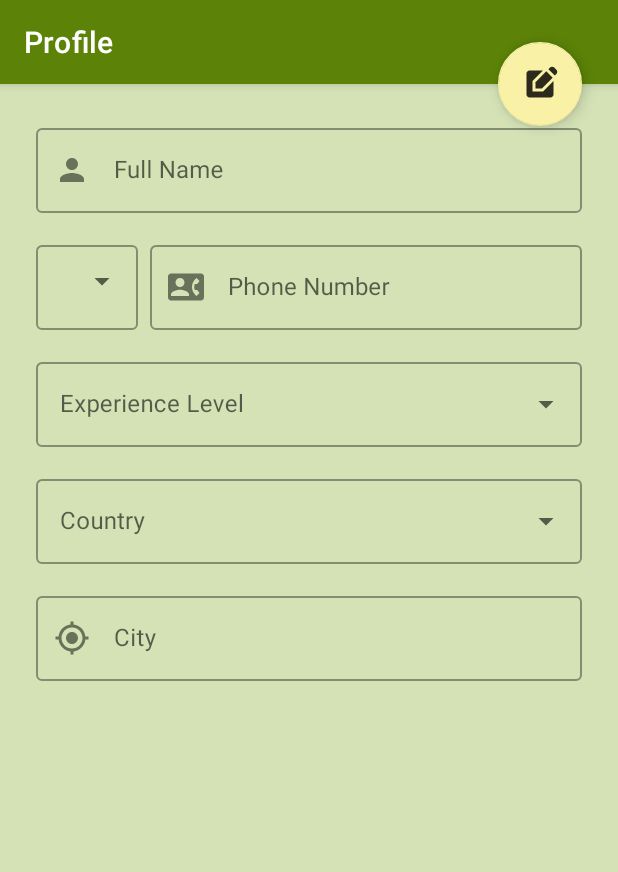
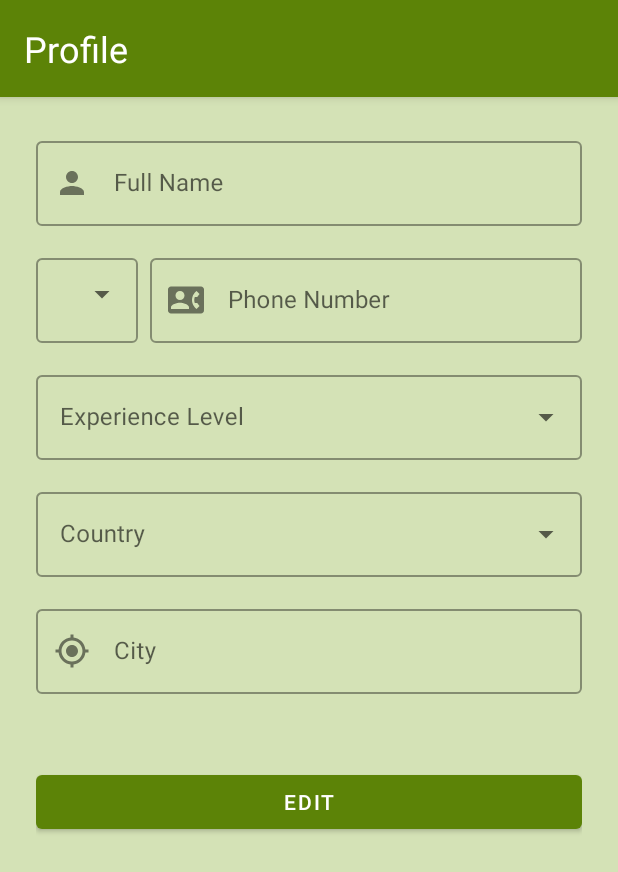
Before and after one commit to abubakar-shahid/EduConnect, an Android app: the layout activity_profile.xml on its own in the app's theme, with its tools: preview values and no code run, on a phone screen of 412 x 824 dp. Shown: the top 872 px of the screen. Run offline under Robolectric (Android 15) with nearby library versions, the phone set to English and light mode, and no system bars.

Commit message:
Profiling of tutor has been completed

```diff
--- a/app/src/main/res/layout/activity_profile.xml
+++ b/app/src/main/res/layout/activity_profile.xml
@@ -8,15 +8,13 @@
         android:layout_width="match_parent"
         android:layout_height="wrap_content">
 
-        <androidx.appcompat.widget.Toolbar
-            android:id="@+id/toolbar"
-            android:layout_width="match_parent"
-            android:layout_height="?attr/actionBarSize"
-            android:background="?attr/colorPrimary"
-            app:title="@string/profile"
-            app:titleTextAppearance="?attr/textAppearanceHeadline6"
-            app:titleTextColor="@color/white" />
-
+    <TextView
+        android:layout_width="match_parent"
+        android:layout_height="wrap_content"
+        android:textColor="@color/white"
+        android:textSize="@dimen/text_size_title"
+        android:padding="@dimen/padding_medium"
+        android:text="Profile"/>
     </com.google.android.material.appbar.AppBarLayout>
 
     <androidx.core.widget.NestedScrollView
@@ -31,6 +29,7 @@
             android:padding="@dimen/padding_large">
 
             <com.google.android.material.textfield.TextInputLayout
+                android:id="@+id/til_full_name"
                 android:layout_width="match_parent"
                 android:layout_height="wrap_content"
                 android:layout_marginBottom="@dimen/padding_medium"
@@ -66,6 +65,7 @@
                 </com.google.android.material.textfield.TextInputLayout>
 
                 <com.google.android.material.textfield.TextInputLayout
+                    android:id="@+id/til_phone_number"
                     android:layout_width="0dp"
                     android:layout_height="wrap_content"
                     android:layout_weight="1"
@@ -84,6 +84,7 @@
             </LinearLayout>
 
             <com.google.android.material.textfield.TextInputLayout
+                android:id="@+id/til_experience_level"
                 android:layout_width="match_parent"
                 android:layout_height="wrap_content"
                 android:layout_marginBottom="@dimen/padding_medium"
@@ -99,6 +100,7 @@
             </com.google.android.material.textfield.TextInputLayout>
 
             <com.google.android.material.textfield.TextInputLayout
+                android:id="@+id/til_country"
                 android:layout_width="match_parent"
                 android:layout_height="wrap_content"
                 android:layout_marginBottom="@dimen/padding_medium"
@@ -114,6 +116,7 @@
             </com.google.android.material.textfield.TextInputLayout>
 
             <com.google.android.material.textfield.TextInputLayout
+                android:id="@+id/til_city"
                 android:layout_width="match_parent"
                 android:layout_height="wrap_content"
                 android:layout_marginBottom="@dimen/padding_large"
@@ -129,19 +132,15 @@
                     android:enabled="false"/>
             </com.google.android.material.textfield.TextInputLayout>
 
+            <Button
+                android:id="@+id/btn_edit_save"
+                android:layout_width="match_parent"
+                android:layout_height="wrap_content"
+                android:layout_marginTop="@dimen/padding_large"
+                android:text="@string/edit"/>
+
         </LinearLayout>
 
     </androidx.core.widget.NestedScrollView>
 
-    <com.google.android.material.floatingactionbutton.FloatingActionButton
-        android:id="@+id/fab_edit_save"
-        android:layout_width="wrap_content"
-        android:layout_height="wrap_content"
-        android:layout_margin="@dimen/padding_large"
-        android:src="@drawable/ic_edit"
-        app:layout_anchor="@id/toolbar"
-        app:layout_anchorGravity="bottom|end" />
-
-
-
 </androidx.coordinatorlayout.widget.CoordinatorLayout>
--- a/app/src/main/res/values/colors.xml
+++ b/app/src/main/res/values/colors.xml
@@ -6,5 +6,6 @@
     <color name="background">#D4E2B6</color>
     <color name="white">#FFFFFF</color>
     <color name="black">#000000</color>
+    <color name="editable_background">#FFFFE0</color> <!-- Light yellow color -->
     <!-- Keep any other existing colors you need -->
 </resources>
```
Also changed, not shown: app/src/main/java/com/example/educonnect/ProfileActivity.java (+43 -26 lines).
